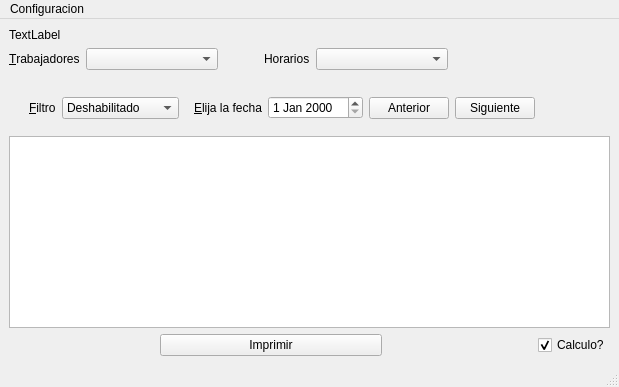
This is ui/MainView.ui in linoboss/PyExcel as Qt 5 draws it before an edit. The edited form follows.
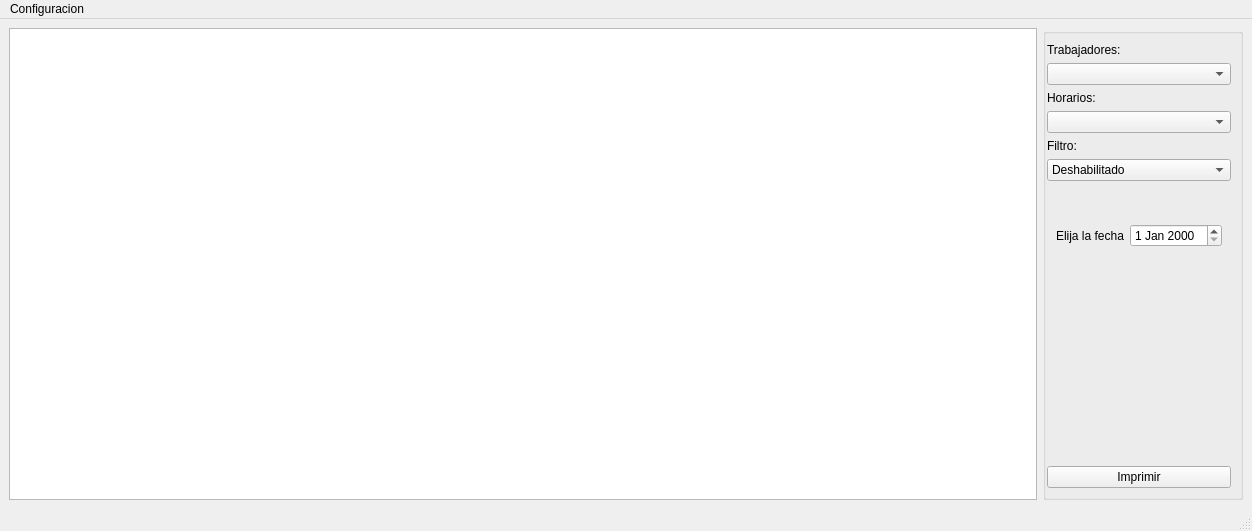
This is the edited form.

Commit message: Falta arreglar el horario nocturno y la interfaz grafica

```diff
--- a/ui/MainView.ui
+++ b/ui/MainView.ui
@@ -6,8 +6,8 @@
    <rect>
     <x>0</x>
     <y>0</y>
-    <width>727</width>
-    <height>0</height>
+    <width>1252</width>
+    <height>531</height>
    </rect>
   </property>
   <property name="windowTitle">
@@ -16,27 +16,46 @@
   <widget class="QWidget" name="centralwidget">
    <layout class="QVBoxLayout" name="verticalLayout">
     <item>
-     <widget class="QLabel" name="label_6">
-      <property name="text">
-       <string>TextLabel</string>
+     <layout class="QHBoxLayout" name="horizontalLayout_4">
+      <property name="topMargin">
+       <number>0</number>
+      </property>
+      <item>
+       <layout class="QVBoxLayout" name="verticalLayout_2">
+        <property name="topMargin">
+         <number>0</number>
+        </property>
+        <item>
+         <widget class="QTableView" name="qtable">
+          <property name="minimumSize">
+           <size>
+            <width>800</width>
+            <height>0</height>
+           </size>
       </property>
      </widget>
     </item>
+       </layout>
+      </item>
     <item>
-     <layout class="QHBoxLayout" name="horizontalLayout">
-      <property name="topMargin">
-       <number>0</number>
-      </property>
-      <property name="rightMargin">
-       <number>20</number>
+       <widget class="QGroupBox" name="verticalGroupBox_2">
+        <property name="maximumSize">
+         <size>
+          <width>200</width>
+          <height>16777215</height>
+         </size>
+        </property>
+        <layout class="QVBoxLayout" name="verticalLayout_3">
+         <property name="sizeConstraint">
+          <enum>QLayout::SetDefaultConstraint</enum>
+         </property>
+         <property name="leftMargin">
+          <number>1</number>
       </property>
       <item>
        <widget class="QLabel" name="label">
         <property name="text">
-         <string>&amp;Trabajadores</string>
-        </property>
-        <property name="buddy">
-         <cstring>qworkers</cstring>
+            <string>Trabajadores:</string>
         </property>
        </widget>
       </item>
@@ -50,29 +69,10 @@
         </property>
        </widget>
       </item>
-      <item>
-       <spacer name="horizontalSpacer_6">
-        <property name="orientation">
-         <enum>Qt::Horizontal</enum>
-        </property>
-        <property name="sizeType">
-         <enum>QSizePolicy::Fixed</enum>
-        </property>
-        <property name="sizeHint" stdset="0">
-         <size>
-          <width>40</width>
-          <height>20</height>
-         </size>
-        </property>
-       </spacer>
-      </item>
       <item>
        <widget class="QLabel" name="label_4">
         <property name="text">
-         <string>Horarios</string>
-        </property>
-        <property name="buddy">
-         <cstring>qworkers</cstring>
+            <string>Horarios:</string>
         </property>
        </widget>
       </item>
@@ -87,35 +87,9 @@
        </widget>
       </item>
       <item>
-       <spacer name="horizontalSpacer">
-        <property name="orientation">
-         <enum>Qt::Horizontal</enum>
-        </property>
-        <property name="sizeHint" stdset="0">
-         <size>
-          <width>40</width>
-          <height>20</height>
-         </size>
-        </property>
-       </spacer>
-      </item>
-     </layout>
-    </item>
-    <item>
-     <layout class="QHBoxLayout" name="horizontalLayout_5">
-      <property name="leftMargin">
-       <number>20</number>
-      </property>
-      <property name="topMargin">
-       <number>10</number>
-      </property>
-      <item>
        <widget class="QLabel" name="qdatefilter">
         <property name="text">
-         <string>&amp;Filtro</string>
-        </property>
-        <property name="buddy">
-         <cstring>qdatesfilter</cstring>
+            <string>Filtro:</string>
         </property>
        </widget>
       </item>
@@ -165,69 +139,61 @@
         <widget class="QWidget" name="singleDate">
          <layout class="QHBoxLayout" name="horizontalLayout_6">
           <item>
+              <layout class="QVBoxLayout" name="verticalLayout_4">
+               <item>
+                <layout class="QHBoxLayout" name="horizontalLayout">
+                 <property name="topMargin">
+                  <number>0</number>
+                 </property>
+                 <item>
            <widget class="QLabel" name="label_5">
             <property name="text">
-             <string>&amp;Elija la fecha</string>
-            </property>
-            <property name="buddy">
-             <cstring>qdate</cstring>
+                    <string>Elija la fecha</string>
             </property>
            </widget>
           </item>
           <item>
            <widget class="QDateEdit" name="qdate"/>
           </item>
-          <item>
-           <widget class="QPushButton" name="pushButton">
-            <property name="text">
-             <string>Anterior</string>
-            </property>
-           </widget>
-          </item>
-          <item>
-           <widget class="QPushButton" name="pushButton_2">
-            <property name="text">
-             <string>Siguiente</string>
-            </property>
-           </widget>
-          </item>
-          <item>
-           <spacer name="horizontalSpacer_2">
-            <property name="orientation">
-             <enum>Qt::Horizontal</enum>
-            </property>
-            <property name="sizeHint" stdset="0">
-             <size>
-              <width>40</width>
-              <height>20</height>
-             </size>
-            </property>
-           </spacer>
+                </layout>
+               </item>
+              </layout>
           </item>
          </layout>
         </widget>
         <widget class="QWidget" name="datesRange">
          <layout class="QHBoxLayout" name="horizontalLayout_3">
           <item>
-           <layout class="QHBoxLayout" name="horizontalLayout_2">
+              <layout class="QVBoxLayout" name="verticalLayout_5">
+               <property name="leftMargin">
+                <number>0</number>
+               </property>
             <item>
+                <layout class="QGridLayout" name="gridLayout_2">
+                 <property name="leftMargin">
+                  <number>0</number>
+                 </property>
+                 <item row="0" column="0">
              <widget class="QLabel" name="label_3">
+                   <property name="layoutDirection">
+                    <enum>Qt::LeftToRight</enum>
+                   </property>
               <property name="text">
                <string>Desde:</string>
               </property>
              </widget>
             </item>
-            <item>
+                 <item row="0" column="1">
              <widget class="QDateEdit" name="qfromdate"/>
             </item>
-            <item>
+                 <item row="1" column="0">
              <widget class="QLabel" name="label_2">
               <property name="text">
                <string>Hasta:</string>
               </property>
              </widget>
             </item>
-            <item>
+                 <item row="1" column="1">
              <widget class="QDateEdit" name="qtodate"/>
             </item>
            </layout>
@@ -239,42 +205,21 @@
             </property>
            </widget>
           </item>
-          <item>
-           <spacer name="horizontalSpacer_3">
-            <property name="orientation">
-             <enum>Qt::Horizontal</enum>
-            </property>
-            <property name="sizeHint" stdset="0">
-             <size>
-              <width>40</width>
-              <height>20</height>
-             </size>
-            </property>
-           </spacer>
+              </layout>
           </item>
          </layout>
         </widget>
        </widget>
       </item>
-     </layout>
-    </item>
     <item>
-     <widget class="QTableView" name="qtable"/>
-    </item>
-    <item>
-     <layout class="QHBoxLayout" name="horizontalLayout_7">
-      <property name="topMargin">
-       <number>0</number>
-      </property>
-      <item>
-       <spacer name="horizontalSpacer_4">
+          <spacer name="verticalSpacer">
         <property name="orientation">
-         <enum>Qt::Horizontal</enum>
+            <enum>Qt::Vertical</enum>
         </property>
         <property name="sizeHint" stdset="0">
          <size>
-          <width>40</width>
-          <height>20</height>
+             <width>20</width>
+             <height>40</height>
          </size>
         </property>
        </spacer>
@@ -283,7 +228,7 @@
        <widget class="QPushButton" name="qprint">
         <property name="minimumSize">
          <size>
-          <width>222</width>
+             <width>0</width>
           <height>0</height>
          </size>
         </property>
@@ -292,27 +237,7 @@
         </property>
        </widget>
       </item>
-      <item>
-       <spacer name="horizontalSpacer_5">
-        <property name="orientation">
-         <enum>Qt::Horizontal</enum>
-        </property>
-        <property name="sizeHint" stdset="0">
-         <size>
-          <width>40</width>
-          <height>20</height>
-         </size>
-        </property>
-       </spacer>
-      </item>
-      <item>
-       <widget class="QCheckBox" name="calculus">
-        <property name="text">
-         <string>Calculo?</string>
-        </property>
-        <property name="checked">
-         <bool>true</bool>
-        </property>
+        </layout>
        </widget>
       </item>
      </layout>
@@ -324,7 +249,7 @@
     <rect>
      <x>0</x>
      <y>0</y>
-     <width>727</width>
+     <width>1252</width>
      <height>21</height>
     </rect>
    </property>
```
Left out of the diff: 40 changed lines with no effect on the pictures. Lines whose indentation alone changed are shown as unchanged. The commit also changes 22 other files.
